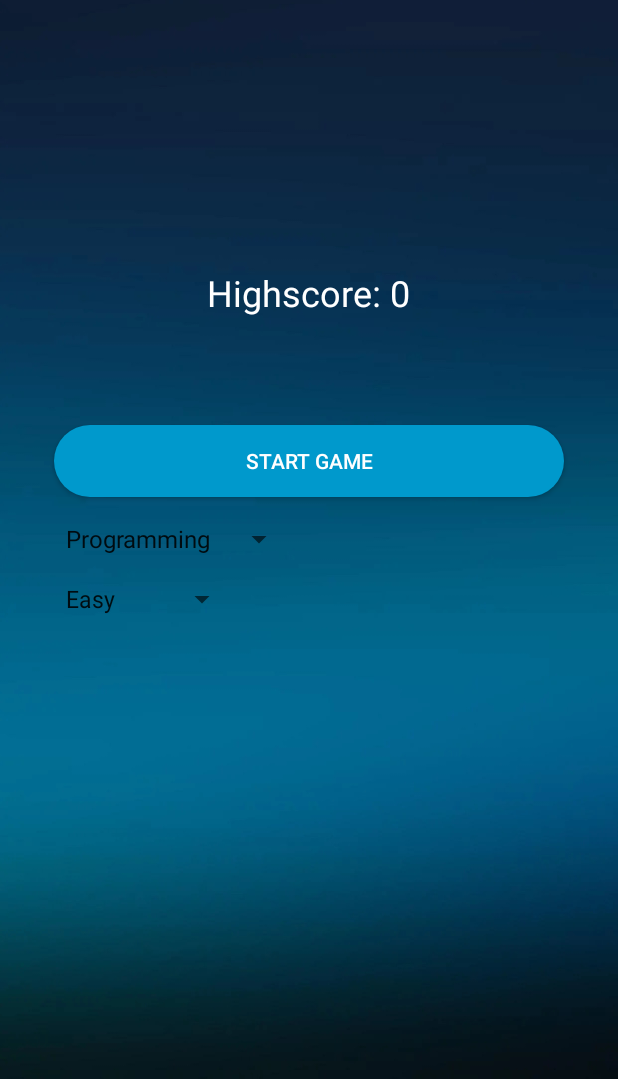
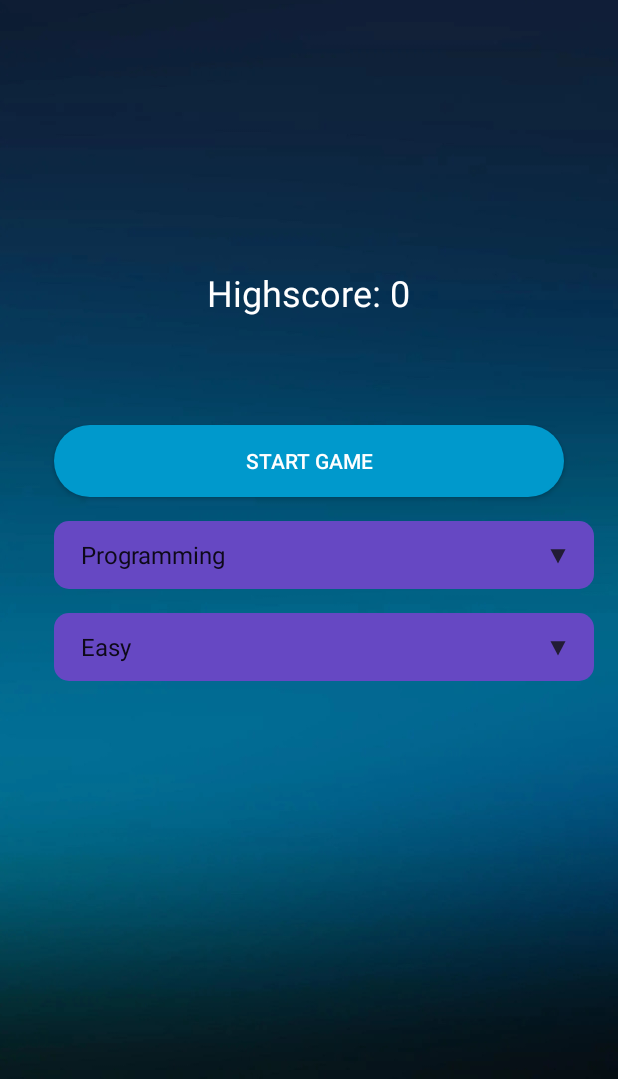
Before and after one commit to SrivathsaKunikullaya/Quizz, an Android app: the screen it shows after launch (StartingScreenActivity), on a phone screen of 412 x 824 dp, the part 157-1236 px from its top. Run offline under Robolectric (Android 15) with nearby library versions, the phone set to English and light mode, and no system bars.

Commit message:
Second commit

```diff
--- /dev/null
+++ b/app/src/main/res/drawable-anydpi/ic_down2.xml
@@ -0,0 +1,11 @@
+<vector xmlns:android="http://schemas.android.com/apk/res/android"
+    android:width="24dp"
+    android:height="24dp"
+    android:viewportWidth="24"
+    android:viewportHeight="24"
+    android:tint="#111111"
+    android:alpha="0.8">
+  <path
+      android:fillColor="@android:color/white"
+      android:pathData="M7,10l5,5 5,-5z"/>
+</vector>
--- a/app/src/main/res/drawable/bg_radio_button.xml
+++ b/app/src/main/res/drawable/bg_radio_button.xml
@@ -1,10 +1,10 @@
 <?xml version="1.0" encoding="utf-8"?>
 <selector xmlns:android="http://schemas.android.com/apk/res/android">
     <item android:state_checked="true">
-        <shape android:shape="rectangle">
-            <solid android:color="@color/dark_blue"/>
-            <stroke android:color="@color/white" android:width="1dp"/>
-            <corners android:radius="20dp"/>
+        <shape android:layout_width="wrap_content" android:shape="rectangle">
+            <solid android:color="@color/dark_blue" />
+            <stroke android:width="1dp" android:color="@color/white" />
+            <corners android:radius="20dp" />
         </shape>
     </item>
 
--- a/app/src/main/res/drawable/round_back_blue1000.xml
+++ b/app/src/main/res/drawable/round_back_blue1000.xml
@@ -3,4 +3,5 @@
     android:shape="rectangle">
     <solid android:color="@android:color/holo_blue_dark"/>
     <corners android:radius="1000dp"/>
+
 </shape>
--- a/app/src/main/res/drawable/style_spinner.xml
+++ b/app/src/main/res/drawable/style_spinner.xml
@@ -1,8 +1,19 @@
 <?xml version="1.0" encoding="utf-8"?>
 <selector xmlns:android="http://schemas.android.com/apk/res/android">
-<item>
-    <layer-list>
+    <item>
+        <layer-list>
+            <item>
+                <shape android:shape="rectangle">
+                    <solid android:color="@color/purple"/>
+                    <corners android:radius="10dp"/>
+                    <padding android:right="12dp"
+                        android:left="12dp"/>
+                </shape>
+            </item>
+            <item
+                android:drawable="@drawable/ic_down2"
+                android:gravity="end"/>
 
-    </layer-list>
-</item>
+        </layer-list>
+    </item>
 </selector>
--- a/app/src/main/res/layout/activity_starting_screen.xml
+++ b/app/src/main/res/layout/activity_starting_screen.xml
@@ -41,21 +41,29 @@
         android:textColor="#FFFFFF"
         android:background="@drawable/round_back_blue1000"
         />
+
     <Spinner
         android:id="@+id/spinner_category"
-        android:layout_width="wrap_content"
-        android:layout_height="wrap_content"
+        android:layout_width="match_parent"
+        android:layout_height="45dp"
+        android:dropDownVerticalOffset="45dp"
         android:layout_below="@+id/button_start_quiz"
         android:layout_alignStart="@+id/button_start_quiz"
+        android:background="@drawable/style_spinner"
         android:layout_marginTop="16dp"
-        />
+        android:padding="10dp"
+         />
     <Spinner
         android:id="@+id/spinner_difficulty"
-        android:layout_width="wrap_content"
-        android:layout_height="wrap_content"
+        android:layout_width="match_parent"
+        android:layout_height="45dp"
+        android:dropDownVerticalOffset="45dp"
         android:layout_below="@+id/spinner_category"
         android:layout_alignStart="@+id/button_start_quiz"
         android:layout_marginTop="16dp"
+        android:padding="10dp"
+        android:background="@drawable/style_spinner"
         />
 
+
 </RelativeLayout>
```
Also changed, not shown: app/src/main/res/drawable-hdpi/ic_down2.png (added), app/src/main/res/drawable-mdpi/ic_down2.png (added), app/src/main/res/drawable-xhdpi/ic_down2.png (added), app/src/main/res/drawable-xxhdpi/ic_down2.png (added).
